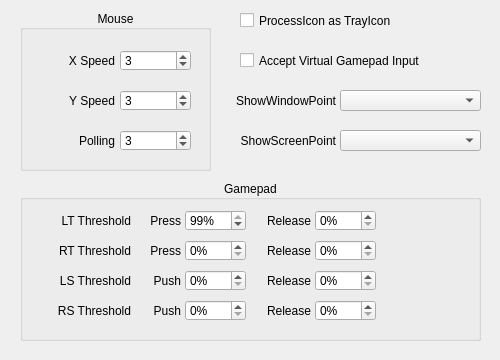
Zalafina/QKeyMapper, file QKeyMapper/qmappingadvanceddialog.ui: the form before one commit.
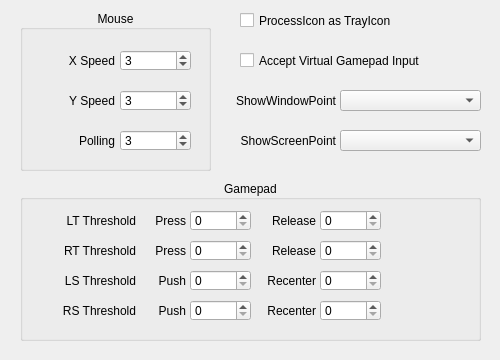
The form after the commit.

Commit message: Add gamepad threshold UI.

What changed in the file:
```diff
--- a/QKeyMapper/qmappingadvanceddialog.ui
+++ b/QKeyMapper/qmappingadvanceddialog.ui
@@ -78,102 +78,6 @@
    <property name="alignment">
     <set>Qt::AlignmentFlag::AlignCenter</set>
    </property>
-   <widget class="QLabel" name="mouseXSpeedLabel">
-    <property name="geometry">
-     <rect>
-      <x>4</x>
-      <y>40</y>
-      <width>91</width>
-      <height>22</height>
-     </rect>
-    </property>
-    <property name="text">
-     <string>X Speed</string>
-    </property>
-    <property name="alignment">
-     <set>Qt::AlignmentFlag::AlignRight|Qt::AlignmentFlag::AlignTrailing|Qt::AlignmentFlag::AlignVCenter</set>
-    </property>
-   </widget>
-   <widget class="QLabel" name="mouseYSpeedLabel">
-    <property name="geometry">
-     <rect>
-      <x>4</x>
-      <y>80</y>
-      <width>91</width>
-      <height>22</height>
-     </rect>
-    </property>
-    <property name="text">
-     <string>Y Speed</string>
-    </property>
-    <property name="alignment">
-     <set>Qt::AlignmentFlag::AlignRight|Qt::AlignmentFlag::AlignTrailing|Qt::AlignmentFlag::AlignVCenter</set>
-    </property>
-   </widget>
-   <widget class="QSpinBox" name="mousePollingIntervalSpinBox">
-    <property name="geometry">
-     <rect>
-      <x>100</x>
-      <y>120</y>
-      <width>71</width>
-      <height>21</height>
-     </rect>
-    </property>
-    <property name="focusPolicy">
-     <enum>Qt::FocusPolicy::ClickFocus</enum>
-    </property>
-    <property name="value">
-     <number>3</number>
-    </property>
-   </widget>
-   <widget class="QLabel" name="mousePollingIntervalLabel">
-    <property name="geometry">
-     <rect>
-      <x>4</x>
-      <y>120</y>
-      <width>91</width>
-      <height>22</height>
-     </rect>
-    </property>
-    <property name="text">
-     <string>Polling</string>
-    </property>
-    <property name="alignment">
-     <set>Qt::AlignmentFlag::AlignRight|Qt::AlignmentFlag::AlignTrailing|Qt::AlignmentFlag::AlignVCenter</set>
-    </property>
-   </widget>
-   <widget class="QSpinBox" name="mouseYSpeedSpinBox">
-    <property name="geometry">
-     <rect>
-      <x>100</x>
-      <y>80</y>
-      <width>71</width>
-      <height>21</height>
-     </rect>
-    </property>
-    <property name="focusPolicy">
-     <enum>Qt::FocusPolicy::ClickFocus</enum>
-    </property>
-    <property name="value">
-     <number>3</number>
-    </property>
-   </widget>
-   <widget class="QSpinBox" name="mouseXSpeedSpinBox">
-    <property name="geometry">
-     <rect>
-      <x>100</x>
-      <y>40</y>
-      <width>71</width>
-      <height>21</height>
-     </rect>
-    </property>
-    <property name="focusPolicy">
-     <enum>Qt::FocusPolicy::ClickFocus</enum>
-    </property>
-    <property name="value">
-     <number>3</number>
-    </property>
-   </widget>
   </widget>
   <widget class="QLabel" name="showWindowPointKeyLabel">
    <property name="geometry">
@@ -248,17 +152,18 @@
    <property name="alignment">
     <set>Qt::AlignmentFlag::AlignCenter</set>
    </property>
-   <widget class="QLabel" name="LT_ThresholdLabel">
+  </widget>
+  <widget class="QLabel" name="LS_Threshold_ReleaseLabel">
     <property name="geometry">
      <rect>
-      <x>20</x>
-      <y>30</y>
-      <width>91</width>
+     <x>255</x>
+     <y>270</y>
+     <width>61</width>
       <height>21</height>
      </rect>
     </property>
     <property name="text">
-     <string>LT Threshold</string>
+    <string>Recenter</string>
     </property>
     <property name="alignment">
      <set>Qt::AlignmentFlag::AlignRight|Qt::AlignmentFlag::AlignTrailing|Qt::AlignmentFlag::AlignVCenter</set>
@@ -267,9 +172,9 @@
    <widget class="QLabel" name="RT_ThresholdLabel">
     <property name="geometry">
      <rect>
-      <x>20</x>
-      <y>60</y>
-      <width>91</width>
+     <x>25</x>
+     <y>240</y>
+     <width>111</width>
       <height>21</height>
      </rect>
     </property>
@@ -280,44 +185,12 @@
      <set>Qt::AlignmentFlag::AlignRight|Qt::AlignmentFlag::AlignTrailing|Qt::AlignmentFlag::AlignVCenter</set>
     </property>
    </widget>
-   <widget class="QLabel" name="RT_Threshold_ReleaseLabel">
+  <widget class="QLabel" name="RS_Threshold_PushLabel">
     <property name="geometry">
      <rect>
-      <x>240</x>
-      <y>60</y>
+     <x>135</x>
+     <y>300</y>
       <width>51</width>
-      <height>21</height>
-     </rect>
-    </property>
-    <property name="text">
-     <string>Release</string>
-    </property>
-    <property name="alignment">
-     <set>Qt::AlignmentFlag::AlignRight|Qt::AlignmentFlag::AlignTrailing|Qt::AlignmentFlag::AlignVCenter</set>
-    </property>
-   </widget>
-   <widget class="QLabel" name="RT_Threshold_PressLabel">
-    <property name="geometry">
-     <rect>
-      <x>120</x>
-      <y>60</y>
-      <width>41</width>
-      <height>21</height>
-     </rect>
-    </property>
-    <property name="text">
-     <string>Press</string>
-    </property>
-    <property name="alignment">
-     <set>Qt::AlignmentFlag::AlignRight|Qt::AlignmentFlag::AlignTrailing|Qt::AlignmentFlag::AlignVCenter</set>
-    </property>
-   </widget>
-   <widget class="QLabel" name="LS_Threshold_PushLabel">
-    <property name="geometry">
-     <rect>
-      <x>120</x>
-      <y>90</y>
-      <width>41</width>
       <height>21</height>
      </rect>
     </property>
@@ -328,44 +201,25 @@
      <set>Qt::AlignmentFlag::AlignRight|Qt::AlignmentFlag::AlignTrailing|Qt::AlignmentFlag::AlignVCenter</set>
     </property>
    </widget>
-   <widget class="QLabel" name="LS_Threshold_ReleaseLabel">
+  <widget class="QSpinBox" name="LS_Threshold_ReleaseSpinBox">
     <property name="geometry">
      <rect>
-      <x>240</x>
-      <y>90</y>
-      <width>51</width>
+     <x>320</x>
+     <y>270</y>
+     <width>61</width>
       <height>21</height>
      </rect>
     </property>
-    <property name="text">
-     <string>Release</string>
-    </property>
-    <property name="alignment">
-     <set>Qt::AlignmentFlag::AlignRight|Qt::AlignmentFlag::AlignTrailing|Qt::AlignmentFlag::AlignVCenter</set>
-    </property>
-   </widget>
-   <widget class="QLabel" name="LS_ThresholdLabel">
-    <property name="geometry">
-     <rect>
-      <x>20</x>
-      <y>90</y>
-      <width>91</width>
-      <height>21</height>
-     </rect>
-    </property>
-    <property name="text">
-     <string>LS Threshold</string>
-    </property>
-    <property name="alignment">
-     <set>Qt::AlignmentFlag::AlignRight|Qt::AlignmentFlag::AlignTrailing|Qt::AlignmentFlag::AlignVCenter</set>
+   <property name="focusPolicy">
+    <enum>Qt::FocusPolicy::ClickFocus</enum>
     </property>
    </widget>
    <widget class="QLabel" name="RS_ThresholdLabel">
     <property name="geometry">
      <rect>
-      <x>20</x>
-      <y>120</y>
-      <width>91</width>
+     <x>25</x>
+     <y>300</y>
+     <width>111</width>
       <height>21</height>
      </rect>
     </property>
@@ -376,17 +230,33 @@
      <set>Qt::AlignmentFlag::AlignRight|Qt::AlignmentFlag::AlignTrailing|Qt::AlignmentFlag::AlignVCenter</set>
     </property>
    </widget>
-   <widget class="QLabel" name="RS_Threshold_PushLabel">
+  <widget class="QLabel" name="LT_ThresholdLabel">
     <property name="geometry">
      <rect>
-      <x>120</x>
-      <y>120</y>
-      <width>41</width>
+     <x>25</x>
+     <y>210</y>
+     <width>111</width>
       <height>21</height>
      </rect>
     </property>
     <property name="text">
-     <string>Push</string>
+    <string>LT Threshold</string>
+   </property>
+   <property name="alignment">
+    <set>Qt::AlignmentFlag::AlignRight|Qt::AlignmentFlag::AlignTrailing|Qt::AlignmentFlag::AlignVCenter</set>
+   </property>
+  </widget>
+  <widget class="QLabel" name="RT_Threshold_PressLabel">
+   <property name="geometry">
+    <rect>
+     <x>135</x>
+     <y>240</y>
+     <width>51</width>
+     <height>21</height>
+    </rect>
+   </property>
+   <property name="text">
+    <string>Press</string>
     </property>
     <property name="alignment">
      <set>Qt::AlignmentFlag::AlignRight|Qt::AlignmentFlag::AlignTrailing|Qt::AlignmentFlag::AlignVCenter</set>
@@ -395,24 +265,40 @@
    <widget class="QLabel" name="RS_Threshold_ReleaseLabel">
     <property name="geometry">
      <rect>
-      <x>240</x>
-      <y>120</y>
-      <width>51</width>
+     <x>255</x>
+     <y>300</y>
+     <width>61</width>
       <height>21</height>
      </rect>
     </property>
     <property name="text">
-     <string>Release</string>
+    <string>Recenter</string>
     </property>
     <property name="alignment">
      <set>Qt::AlignmentFlag::AlignRight|Qt::AlignmentFlag::AlignTrailing|Qt::AlignmentFlag::AlignVCenter</set>
     </property>
    </widget>
-   <widget class="QSpinBox" name="LT_Threshold_PressSpinBox">
+  <widget class="QLabel" name="LS_ThresholdLabel">
     <property name="geometry">
      <rect>
-      <x>165</x>
-      <y>30</y>
+     <x>25</x>
+     <y>270</y>
+     <width>111</width>
+     <height>21</height>
+    </rect>
+   </property>
+   <property name="text">
+    <string>LS Threshold</string>
+   </property>
+   <property name="alignment">
+    <set>Qt::AlignmentFlag::AlignRight|Qt::AlignmentFlag::AlignTrailing|Qt::AlignmentFlag::AlignVCenter</set>
+   </property>
+  </widget>
+  <widget class="QSpinBox" name="RS_Threshold_ReleaseSpinBox">
+   <property name="geometry">
+    <rect>
+     <x>320</x>
+     <y>300</y>
       <width>61</width>
       <height>21</height>
      </rect>
@@ -420,37 +306,25 @@
     <property name="focusPolicy">
      <enum>Qt::FocusPolicy::ClickFocus</enum>
     </property>
-    <property name="suffix">
-     <string>%</string>
-    </property>
-    <property name="minimum">
-     <number>1</number>
-    </property>
-    <property name="value">
-     <number>99</number>
-    </property>
-   </widget>
-   <widget class="QLabel" name="LT_Threshold_ReleaseLabel">
+  </widget>
+  <widget class="QSpinBox" name="RS_Threshold_PushSpinBox">
     <property name="geometry">
      <rect>
-      <x>240</x>
-      <y>30</y>
-      <width>51</width>
+     <x>190</x>
+     <y>300</y>
+     <width>61</width>
       <height>21</height>
      </rect>
     </property>
-    <property name="text">
-     <string>Release</string>
-    </property>
-    <property name="alignment">
-     <set>Qt::AlignmentFlag::AlignRight|Qt::AlignmentFlag::AlignTrailing|Qt::AlignmentFlag::AlignVCenter</set>
+   <property name="focusPolicy">
+    <enum>Qt::FocusPolicy::ClickFocus</enum>
     </property>
    </widget>
    <widget class="QSpinBox" name="LT_Threshold_ReleaseSpinBox">
     <property name="geometry">
      <rect>
-      <x>295</x>
-      <y>30</y>
+     <x>320</x>
+     <y>210</y>
       <width>61</width>
       <height>21</height>
      </rect>
@@ -458,31 +332,44 @@
     <property name="focusPolicy">
      <enum>Qt::FocusPolicy::ClickFocus</enum>
     </property>
-    <property name="suffix">
-     <string>%</string>
-    </property>
-   </widget>
-   <widget class="QSpinBox" name="RT_Threshold_ReleaseSpinBox">
+  </widget>
+  <widget class="QLabel" name="RT_Threshold_ReleaseLabel">
+   <property name="geometry">
+    <rect>
+     <x>255</x>
+     <y>240</y>
+     <width>61</width>
+     <height>21</height>
+    </rect>
+   </property>
+   <property name="text">
+    <string>Release</string>
+   </property>
+   <property name="alignment">
+    <set>Qt::AlignmentFlag::AlignRight|Qt::AlignmentFlag::AlignTrailing|Qt::AlignmentFlag::AlignVCenter</set>
+   </property>
+  </widget>
+  <widget class="QLabel" name="LT_Threshold_ReleaseLabel">
     <property name="geometry">
      <rect>
-      <x>295</x>
-      <y>60</y>
+     <x>255</x>
+     <y>210</y>
       <width>61</width>
       <height>21</height>
      </rect>
     </property>
-    <property name="focusPolicy">
-     <enum>Qt::FocusPolicy::ClickFocus</enum>
-    </property>
-    <property name="suffix">
-     <string>%</string>
+   <property name="text">
+    <string>Release</string>
+   </property>
+   <property name="alignment">
+    <set>Qt::AlignmentFlag::AlignRight|Qt::AlignmentFlag::AlignTrailing|Qt::AlignmentFlag::AlignVCenter</set>
     </property>
    </widget>
    <widget class="QSpinBox" name="RT_Threshold_PressSpinBox">
     <property name="geometry">
      <rect>
-      <x>165</x>
-      <y>60</y>
+     <x>190</x>
+     <y>240</y>
       <width>61</width>
       <height>21</height>
      </rect>
@@ -490,15 +377,12 @@
     <property name="focusPolicy">
      <enum>Qt::FocusPolicy::ClickFocus</enum>
     </property>
-    <property name="suffix">
-     <string>%</string>
-    </property>
-   </widget>
-   <widget class="QSpinBox" name="LS_Threshold_ReleaseSpinBox">
+  </widget>
+  <widget class="QSpinBox" name="RT_Threshold_ReleaseSpinBox">
     <property name="geometry">
      <rect>
-      <x>295</x>
-      <y>90</y>
+     <x>320</x>
+     <y>240</y>
       <width>61</width>
       <height>21</height>
      </rect>
@@ -506,64 +390,26 @@
     <property name="focusPolicy">
      <enum>Qt::FocusPolicy::ClickFocus</enum>
     </property>
-    <property name="suffix">
-     <string>%</string>
-    </property>
    </widget>
    <widget class="QSpinBox" name="LS_Threshold_PushSpinBox">
     <property name="geometry">
      <rect>
-      <x>165</x>
-      <y>90</y>
+     <x>190</x>
+     <y>270</y>
       <width>61</width>
       <height>21</height>
      </rect>
     </property>
     <property name="focusPolicy">
      <enum>Qt::FocusPolicy::ClickFocus</enum>
-    </property>
-    <property name="suffix">
-     <string>%</string>
-    </property>
-   </widget>
-   <widget class="QSpinBox" name="RS_Threshold_ReleaseSpinBox">
-    <property name="geometry">
-     <rect>
-      <x>295</x>
-      <y>120</y>
-      <width>61</width>
-      <height>21</height>
-     </rect>
-    </property>
-    <property name="focusPolicy">
-     <enum>Qt::FocusPolicy::ClickFocus</enum>
-    </property>
-    <property name="suffix">
-     <string>%</string>
-    </property>
-   </widget>
-   <widget class="QSpinBox" name="RS_Threshold_PushSpinBox">
-    <property name="geometry">
-     <rect>
-      <x>165</x>
-      <y>120</y>
-      <width>61</width>
-      <height>21</height>
-     </rect>
-    </property>
-    <property name="focusPolicy">
-     <enum>Qt::FocusPolicy::ClickFocus</enum>
-    </property>
-    <property name="suffix">
-     <string>%</string>
     </property>
    </widget>
    <widget class="QLabel" name="LT_Threshold_PressLabel">
     <property name="geometry">
      <rect>
-      <x>120</x>
-      <y>30</y>
-      <width>41</width>
+     <x>135</x>
+     <y>210</y>
+     <width>51</width>
       <height>21</height>
      </rect>
     </property>
@@ -574,6 +420,130 @@
      <set>Qt::AlignmentFlag::AlignRight|Qt::AlignmentFlag::AlignTrailing|Qt::AlignmentFlag::AlignVCenter</set>
     </property>
    </widget>
+  <widget class="QLabel" name="LS_Threshold_PushLabel">
+   <property name="geometry">
+    <rect>
+     <x>135</x>
+     <y>270</y>
+     <width>51</width>
+     <height>21</height>
+    </rect>
+   </property>
+   <property name="text">
+    <string>Push</string>
+   </property>
+   <property name="alignment">
+    <set>Qt::AlignmentFlag::AlignRight|Qt::AlignmentFlag::AlignTrailing|Qt::AlignmentFlag::AlignVCenter</set>
+   </property>
+  </widget>
+  <widget class="QSpinBox" name="LT_Threshold_PressSpinBox">
+   <property name="geometry">
+    <rect>
+     <x>190</x>
+     <y>210</y>
+     <width>61</width>
+     <height>21</height>
+    </rect>
+   </property>
+   <property name="focusPolicy">
+    <enum>Qt::FocusPolicy::ClickFocus</enum>
+   </property>
+  </widget>
+  <widget class="QSpinBox" name="mousePollingIntervalSpinBox">
+   <property name="geometry">
+    <rect>
+     <x>120</x>
+     <y>130</y>
+     <width>71</width>
+     <height>21</height>
+    </rect>
+   </property>
+   <property name="focusPolicy">
+    <enum>Qt::FocusPolicy::ClickFocus</enum>
+   </property>
+   <property name="value">
+    <number>3</number>
+   </property>
+  </widget>
+  <widget class="QSpinBox" name="mouseXSpeedSpinBox">
+   <property name="geometry">
+    <rect>
+     <x>120</x>
+     <y>50</y>
+     <width>71</width>
+     <height>21</height>
+    </rect>
+   </property>
+   <property name="focusPolicy">
+    <enum>Qt::FocusPolicy::ClickFocus</enum>
+   </property>
+   <property name="value">
+    <number>3</number>
+   </property>
+  </widget>
+  <widget class="QLabel" name="mouseXSpeedLabel">
+   <property name="geometry">
+    <rect>
+     <x>24</x>
+     <y>50</y>
+     <width>91</width>
+     <height>22</height>
+    </rect>
+   </property>
+   <property name="text">
+    <string>X Speed</string>
+   </property>
+   <property name="alignment">
+    <set>Qt::AlignmentFlag::AlignRight|Qt::AlignmentFlag::AlignTrailing|Qt::AlignmentFlag::AlignVCenter</set>
+   </property>
+  </widget>
+  <widget class="QLabel" name="mousePollingIntervalLabel">
+   <property name="geometry">
+    <rect>
+     <x>24</x>
+     <y>130</y>
+     <width>91</width>
+     <height>22</height>
+    </rect>
+   </property>
+   <property name="text">
+    <string>Polling</string>
+   </property>
+   <property name="alignment">
+    <set>Qt::AlignmentFlag::AlignRight|Qt::AlignmentFlag::AlignTrailing|Qt::AlignmentFlag::AlignVCenter</set>
+   </property>
+  </widget>
+  <widget class="QLabel" name="mouseYSpeedLabel">
+   <property name="geometry">
+    <rect>
+     <x>24</x>
+     <y>90</y>
+     <width>91</width>
+     <height>22</height>
+    </rect>
+   </property>
+   <property name="text">
+    <string>Y Speed</string>
+   </property>
+   <property name="alignment">
+    <set>Qt::AlignmentFlag::AlignRight|Qt::AlignmentFlag::AlignTrailing|Qt::AlignmentFlag::AlignVCenter</set>
+   </property>
+  </widget>
+  <widget class="QSpinBox" name="mouseYSpeedSpinBox">
+   <property name="geometry">
+    <rect>
+     <x>120</x>
+     <y>90</y>
+     <width>71</width>
+     <height>21</height>
+    </rect>
+   </property>
+   <property name="focusPolicy">
+    <enum>Qt::FocusPolicy::ClickFocus</enum>
+   </property>
+   <property name="value">
+    <number>3</number>
+   </property>
   </widget>
   <zorder>gamepadGroupBox</zorder>
   <zorder>mouseGroupBox</zorder>
@@ -583,6 +553,32 @@
   <zorder>showWindowPointKeyComboBox</zorder>
   <zorder>showScreenPointKeyComboBox</zorder>
   <zorder>showScreenPointKeyLabel</zorder>
+  <zorder>LS_Threshold_ReleaseLabel</zorder>
+  <zorder>RT_ThresholdLabel</zorder>
+  <zorder>RS_Threshold_PushLabel</zorder>
+  <zorder>LS_Threshold_ReleaseSpinBox</zorder>
+  <zorder>RS_ThresholdLabel</zorder>
+  <zorder>LT_ThresholdLabel</zorder>
+  <zorder>RT_Threshold_PressLabel</zorder>
+  <zorder>RS_Threshold_ReleaseLabel</zorder>
+  <zorder>LS_ThresholdLabel</zorder>
+  <zorder>RS_Threshold_ReleaseSpinBox</zorder>
+  <zorder>RS_Threshold_PushSpinBox</zorder>
+  <zorder>LT_Threshold_ReleaseSpinBox</zorder>
+  <zorder>RT_Threshold_ReleaseLabel</zorder>
+  <zorder>LT_Threshold_ReleaseLabel</zorder>
+  <zorder>RT_Threshold_PressSpinBox</zorder>
+  <zorder>RT_Threshold_ReleaseSpinBox</zorder>
+  <zorder>LS_Threshold_PushSpinBox</zorder>
+  <zorder>LT_Threshold_PressLabel</zorder>
+  <zorder>LS_Threshold_PushLabel</zorder>
+  <zorder>LT_Threshold_PressSpinBox</zorder>
+  <zorder>mousePollingIntervalSpinBox</zorder>
+  <zorder>mouseXSpeedSpinBox</zorder>
+  <zorder>mouseXSpeedLabel</zorder>
+  <zorder>mousePollingIntervalLabel</zorder>
+  <zorder>mouseYSpeedLabel</zorder>
+  <zorder>mouseYSpeedSpinBox</zorder>
  </widget>
  <resources/>
  <connections/>
```
Lines whose indentation alone changed are shown as unchanged. The commit also changes 11 other files.
